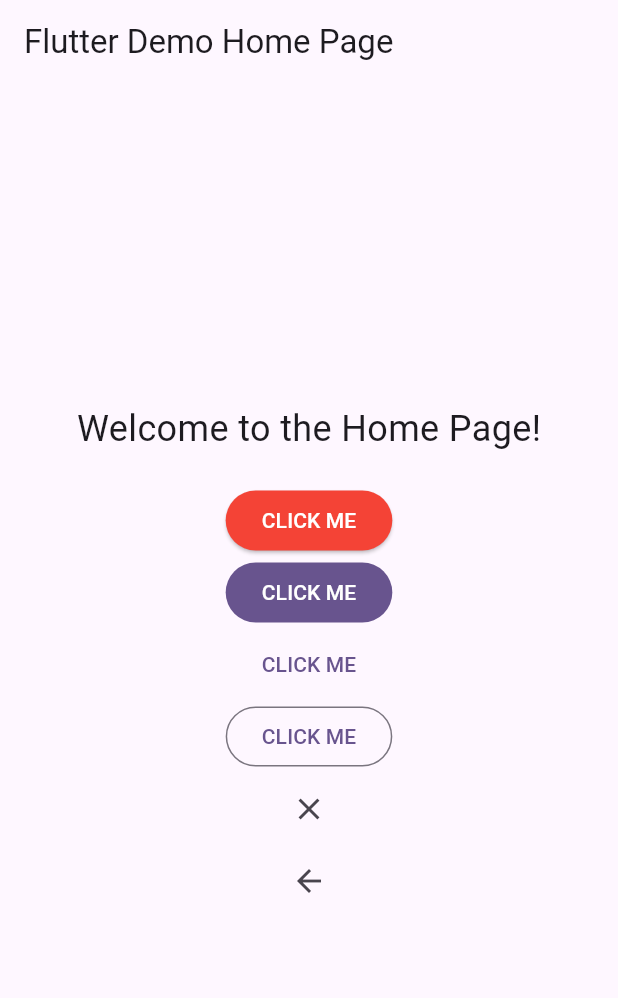
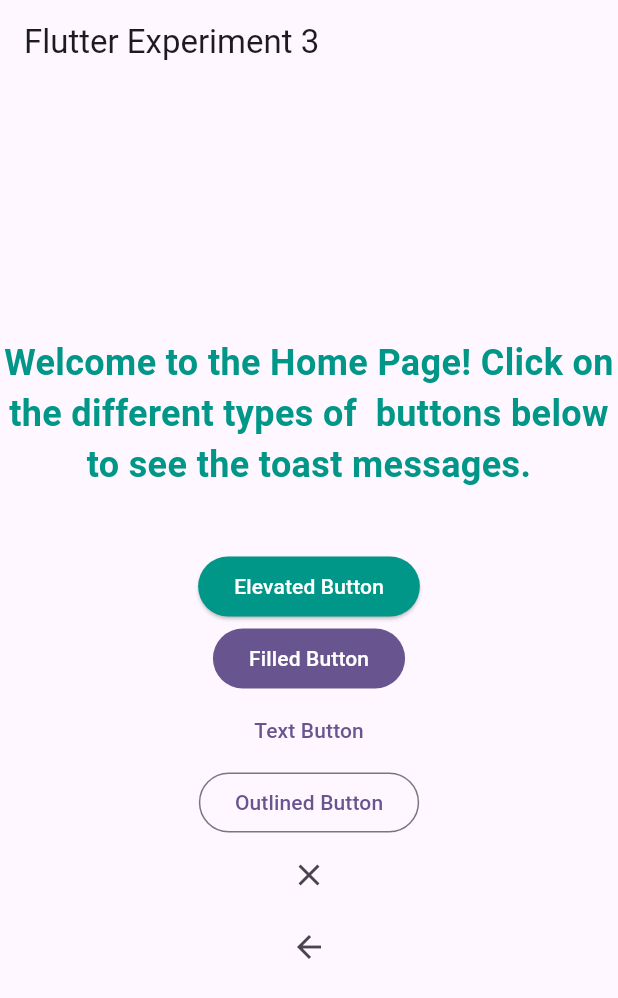
Before and after one commit to Omi-laad/Flutter-Practicals-Sem-VI, a Flutter app: the screen it shows after launch, on a phone screen of 412 x 824 dp. Shown: the top 998 px of the screen. Run offline on Flutter 3.47's test engine with Material 3 defaults, Android fonts, the phone set to English and light mode, and no system bars; our stand-ins replace fluttertoast.

Commit message:
Refactor HomePage layout and update button functionalities in Experiment 3

```diff
--- a/exp3/lib/exp_three.dart
+++ b/exp3/lib/exp_three.dart
@@ -8,50 +8,105 @@ class HomePage extends StatelessWidget {
   Widget build(BuildContext context) {
     return Scaffold(
       appBar: AppBar(
-        title: const Text('Flutter Demo Home Page'),
+        title: const Text('Flutter Experiment 3'),
       ),
       body: Center(
         child: Column(
           mainAxisAlignment: MainAxisAlignment.center,
           children: <Widget>[
-            const Text(
-              'Welcome to the Home Page!',
-              style: TextStyle(fontSize: 24),
+            Text(
+              'Welcome to the Home Page! Click on the different types of  buttons below to see the toast messages.',
+              style: TextStyle(
+                  fontSize: 24,
+                  fontWeight: FontWeight.bold,
+                  color: Colors.teal),
+              textAlign: TextAlign.center,
             ),
-            const SizedBox(height: 20),
+            const SizedBox(height: 40),
+            Column(
+              children: [
                 ElevatedButton(
                   style: ElevatedButton.styleFrom(
-                backgroundColor: Colors.red,
+                    backgroundColor: Colors.teal,
                     foregroundColor: Colors.white,
                   ),
                   onPressed: () {
                     Fluttertoast.showToast(
-                    msg: "HELLO THIS IS A TOAST MESSAGE",
+                        msg:
+                            "HELLO THIS IS A TOAST MESSAGE FROM ELEVATED BUTTON",
                         toastLength: Toast.LENGTH_SHORT,
                         gravity: ToastGravity.CENTER,
                         timeInSecForIosWeb: 1,
-                    backgroundColor: Colors.red,
+                        backgroundColor: Colors.teal,
                         textColor: Colors.white,
                         fontSize: 16.0);
                   },
-              child: Text("CLICK ME"),
+                  child: Text("Elevated Button"),
                 ),
                 FilledButton(
-              onPressed: () {},
-              child: Text("CLICK ME"),
+                  onPressed: () {
+                    Fluttertoast.showToast(
+                        msg: "HELLO THIS IS A TOAST MESSAGE FROM FILLED BUTTON",
+                        toastLength: Toast.LENGTH_SHORT,
+                        gravity: ToastGravity.SNACKBAR,
+                        timeInSecForIosWeb: 1,
+                        backgroundColor: Colors.teal,
+                        textColor: Colors.white,
+                        fontSize: 16.0);
+                  },
+                  child: Text("Filled Button"),
                 ),
                 TextButton(
-              onPressed: () {},
-              child: Text("CLICK ME"),
+                  onPressed: () {
+                    Fluttertoast.showToast(
+                        msg: "HELLO THIS IS A TOAST MESSAGE FROM TEXT BUTTON",
+                        toastLength: Toast.LENGTH_SHORT,
+                        gravity: ToastGravity.SNACKBAR,
+                        timeInSecForIosWeb: 1,
+                        backgroundColor: Colors.teal,
+                        textColor: Colors.white,
+                        fontSize: 16.0);
+                  },
+                  child: Text("Text Button"),
                 ),
                 OutlinedButton(
-              onPressed: () {},
-              child: Text("CLICK ME"),
+                  onPressed: () {
+                    Fluttertoast.showToast(
+                        msg:
+                            "HELLO THIS IS A TOAST MESSAGE FROM OUTLINED BUTTON",
+                        toastLength: Toast.LENGTH_SHORT,
+                        gravity: ToastGravity.SNACKBAR,
+                        timeInSecForIosWeb: 1,
+                        backgroundColor: Colors.teal,
+                        textColor: Colors.white,
+                        fontSize: 16.0);
+                  },
+                  child: Text("Outlined Button"),
                 ),
                 CloseButton(
-              onPressed: () {},
+                  onPressed: () {
+                    Fluttertoast.showToast(
+                        msg: "HELLO THIS IS A TOAST MESSAGE FROM CLOSE BUTTON",
+                        toastLength: Toast.LENGTH_SHORT,
+                        gravity: ToastGravity.SNACKBAR,
+                        timeInSecForIosWeb: 1,
+                        backgroundColor: Colors.teal,
+                        textColor: Colors.white,
+                        fontSize: 16.0);
+                  },
                 ),
-            BackButton()
+                BackButton(onPressed: () {
+                  Fluttertoast.showToast(
+                      msg: "HELLO THIS IS A TOAST MESSAGE FROM BACK BUTTON",
+                      toastLength: Toast.LENGTH_SHORT,
+                      gravity: ToastGravity.SNACKBAR,
+                      timeInSecForIosWeb: 1,
+                      backgroundColor: Colors.teal,
+                      textColor: Colors.white,
+                      fontSize: 16.0);
+                }),
+              ],
+            )
           ],
         ),
       ),
```
Lines whose indentation alone changed are shown as unchanged.
